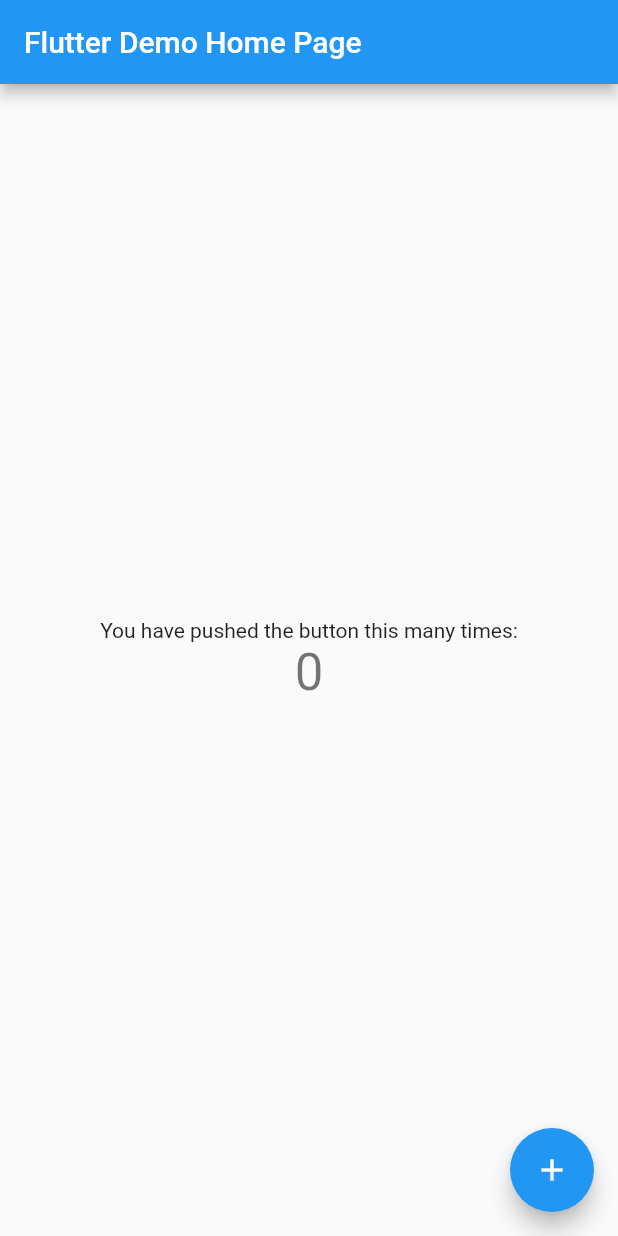
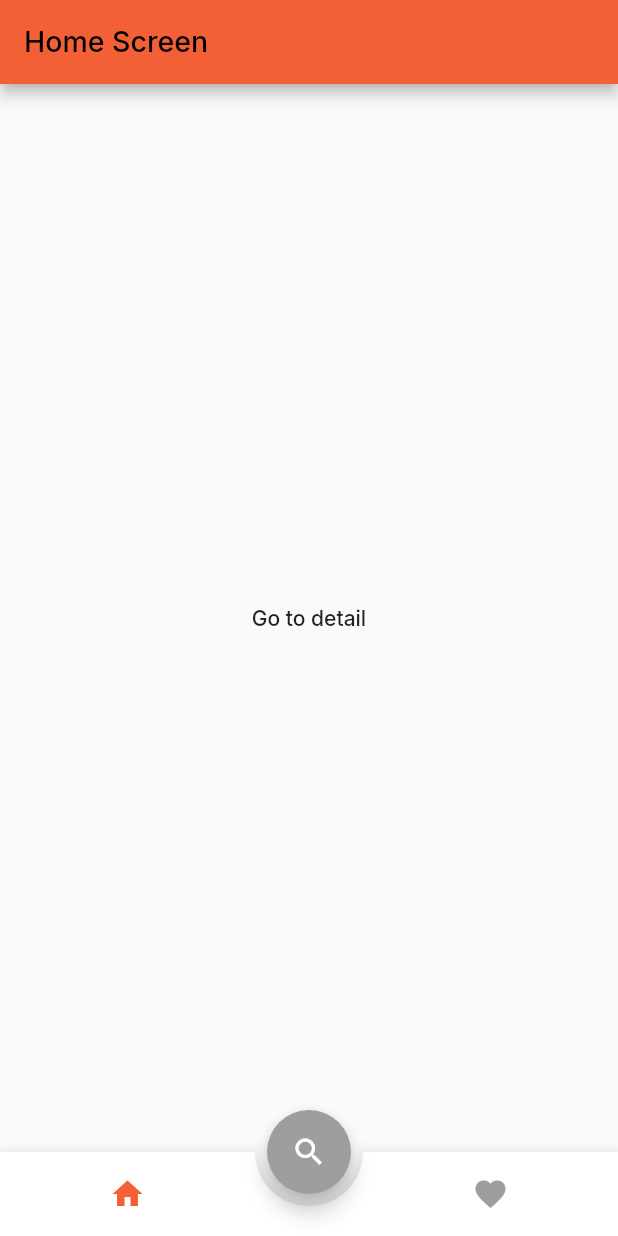
Before and after one commit to irfanzidniofficial/flutter_weabo_app, a Flutter app: the screen it shows after launch, on a phone screen of 412 x 824 dp. Run offline on Flutter 3.47's test engine with Material 2 defaults, Android fonts, the phone set to English and light mode, and no system bars; drawn by our look-alikes of animated_bottom_navigation_bar; our stand-ins replace google_fonts.

Commit message:
set theme and route

```diff
--- a/lib/main.dart
+++ b/lib/main.dart
@@ -1,4 +1,7 @@
 import 'package:flutter/material.dart';
+import 'package:flutter_weabo_app/presentation/detail_screen.dart';
+import 'package:flutter_weabo_app/presentation/main_screen.dart';
+import 'package:flutter_weabo_app/shared/style.dart';
 
 void main() {
   runApp(const MyApp());
@@ -7,109 +10,31 @@ void main() {
 class MyApp extends StatelessWidget {
   const MyApp({super.key});
 
-  // This widget is the root of your application.
   @override
   Widget build(BuildContext context) {
     return MaterialApp(
-      title: 'Flutter Demo',
+      title: 'Weabo App',
       theme: ThemeData(
-        // This is the theme of your application.
-        //
-        // Try running your application with "flutter run". You'll see the
-        // application has a blue toolbar. Then, without quitting the app, try
-        // changing the primarySwatch below to Colors.green and then invoke
-        // "hot reload" (press "r" in the console where you ran "flutter run",
-        // or simply save your changes to "hot reload" in a Flutter IDE).
-        // Notice that the counter didn't reset back to zero; the application
-        // is not restarted.
-        primarySwatch: Colors.blue,
+        colorScheme: Theme.of(context).colorScheme.copyWith(
+              primary: primaryColor,
+              onPrimary: Colors.black,
+              secondary: secondaryColor,
+              background: Colors.white,
+            ),
+        textTheme: myTextTheme,
       ),
-      home: const MyHomePage(title: 'Flutter Demo Home Page'),
+      home: const MainScreen(),
+      onGenerateRoute: (RouteSettings settings) {
+        final arguments = settings.arguments;
+
+        switch (settings.name) {
+          case "/":
+            return MaterialPageRoute(builder: (_) => const MainScreen());
+          case "/detail":
+            return MaterialPageRoute(builder: (_) => const DetailScreen());
+        }
+        return null;
+      },
     );
   }
 }
-
-class MyHomePage extends StatefulWidget {
-  const MyHomePage({super.key, required this.title});
-
-  // This widget is the home page of your application. It is stateful, meaning
-  // that it has a State object (defined below) that contains fields that affect
-  // how it looks.
-
-  // This class is the configuration for the state. It holds the values (in this
-  // case the title) provided by the parent (in this case the App widget) and
-  // used by the build method of the State. Fields in a Widget subclass are
-  // always marked "final".
-
-  final String title;
-
-  @override
-  State<MyHomePage> createState() => _MyHomePageState();
-}
-
-class _MyHomePageState extends State<MyHomePage> {
-  int _counter = 0;
-
-  void _incrementCounter() {
-    setState(() {
-      // This call to setState tells the Flutter framework that something has
-      // changed in this State, which causes it to rerun the build method below
-      // so that the display can reflect the updated values. If we changed
-      // _counter without calling setState(), then the build method would not be
-      // called again, and so nothing would appear to happen.
-      _counter++;
-    });
-  }
-
-  @override
-  Widget build(BuildContext context) {
-    // This method is rerun every time setState is called, for instance as done
-    // by the _incrementCounter method above.
-    //
-    // The Flutter framework has been optimized to make rerunning build methods
-    // fast, so that you can just rebuild anything that needs updating rather
-    // than having to individually change instances of widgets.
-    return Scaffold(
-      appBar: AppBar(
-        // Here we take the value from the MyHomePage object that was created by
-        // the App.build method, and use it to set our appbar title.
-        title: Text(widget.title),
-      ),
-      body: Center(
-        // Center is a layout widget. It takes a single child and positions it
-        // in the middle of the parent.
-        child: Column(
-          // Column is also a layout widget. It takes a list of children and
-          // arranges them vertically. By default, it sizes itself to fit its
-          // children horizontally, and tries to be as tall as its parent.
-          //
-          // Invoke "debug painting" (press "p" in the console, choose the
-          // "Toggle Debug Paint" action from the Flutter Inspector in Android
-          // Studio, or the "Toggle Debug Paint" command in Visual Studio Code)
-          // to see the wireframe for each widget.
-          //
-          // Column has various properties to control how it sizes itself and
-          // how it positions its children. Here we use mainAxisAlignment to
-          // center the children vertically; the main axis here is the vertical
-          // axis because Columns are vertical (the cross axis would be
-          // horizontal).
-          mainAxisAlignment: MainAxisAlignment.center,
-          children: <Widget>[
-            const Text(
-              'You have pushed the button this many times:',
-            ),
-            Text(
-              '$_counter',
-              style: Theme.of(context).textTheme.headline4,
-            ),
-          ],
-        ),
-      ),
-      floatingActionButton: FloatingActionButton(
-        onPressed: _incrementCounter,
-        tooltip: 'Increment',
-        child: const Icon(Icons.add),
-      ), // This trailing comma makes auto-formatting nicer for build methods.
-    );
-  }
-}
--- /dev/null
+++ b/lib/presentation/detail_screen.dart
@@ -0,0 +1,14 @@
+import 'package:flutter/material.dart';
+
+class DetailScreen extends StatelessWidget {
+  const DetailScreen({super.key});
+
+  @override
+  Widget build(BuildContext context) {
+    return Scaffold(
+      appBar: AppBar(
+        title: const Text("Detail Screen"),
+      ),
+    );
+  }
+}
--- /dev/null
+++ b/lib/presentation/favorite_screen.dart
@@ -0,0 +1,14 @@
+import 'package:flutter/material.dart';
+
+class FavoriteScreen extends StatelessWidget {
+  const FavoriteScreen({super.key});
+
+  @override
+  Widget build(BuildContext context) {
+    return Scaffold(
+      appBar: AppBar(
+        title: const Text("Favorite Screen"),
+      ),
+    );
+  }
+}
--- /dev/null
+++ b/lib/presentation/home_screen.dart
@@ -0,0 +1,22 @@
+import 'package:flutter/material.dart';
+
+class HomeScreen extends StatelessWidget {
+  const HomeScreen({super.key});
+
+  @override
+  Widget build(BuildContext context) {
+    return Scaffold(
+      appBar: AppBar(
+        title: const Text("Home Screen"),
+      ),
+      body: Center(
+        child: MaterialButton(
+          child: const Text("Go to detail"),
+          onPressed: () {
+            Navigator.of(context).pushNamed('/detail');
+          },
+        ),
+      ),
+    );
+  }
+}
--- /dev/null
+++ b/lib/presentation/main_screen.dart
@@ -0,0 +1,43 @@
+import 'package:animated_bottom_navigation_bar/animated_bottom_navigation_bar.dart';
+import 'package:flutter/material.dart';
+import 'package:flutter_weabo_app/presentation/favorite_screen.dart';
+import 'package:flutter_weabo_app/presentation/home_screen.dart';
+import 'package:flutter_weabo_app/shared/style.dart';
+
+class MainScreen extends StatefulWidget {
+  const MainScreen({super.key});
+
+  @override
+  State<MainScreen> createState() => _MainScreenState();
+}
+
+class _MainScreenState extends State<MainScreen> {
+  final List<IconData> bottomNavIcons = [Icons.home, Icons.favorite];
+  int activeIndex = 0;
+
+  @override
+  Widget build(BuildContext context) {
+    return Scaffold(
+      floatingActionButton: FloatingActionButton(
+        backgroundColor: Colors.grey,
+        onPressed: () {},
+        child: const Icon(Icons.search),
+      ),
+      body: activeIndex == 0 ? const HomeScreen() : const FavoriteScreen(),
+      floatingActionButtonLocation: FloatingActionButtonLocation.centerDocked,
+      bottomNavigationBar: AnimatedBottomNavigationBar(
+        gapLocation: GapLocation.center,
+        notchSmoothness: NotchSmoothness.softEdge,
+        icons: bottomNavIcons,
+        activeIndex: activeIndex,
+        onTap: (int index) {
+          setState(() {
+            activeIndex = index;
+          });
+        },
+        activeColor: primaryColor,
+        inactiveColor: Colors.grey,
+      ),
+    );
+  }
+}
--- /dev/null
+++ b/lib/presentation/search_screen.dart
@@ -0,0 +1,14 @@
+import 'package:flutter/material.dart';
+
+class SearchScreen extends StatelessWidget {
+  const SearchScreen({super.key});
+
+  @override
+  Widget build(BuildContext context) {
+    return Scaffold(
+      appBar: AppBar(
+        title: const Text("Home"),
+      ),
+    );
+  }
+}
--- /dev/null
+++ b/lib/shared/style.dart
@@ -0,0 +1,62 @@
+import 'package:flutter/material.dart';
+import 'package:google_fonts/google_fonts.dart';
+
+const Color primaryColor = Color(0xFFF46036);
+const Color secondaryColor = Color(0XFF27386D);
+const Color grayColor = Color(0XFF909399);
+const Color blackColor = Color(0xFF000000);
+const Color whiteColor = Color(0xFFFFFFFF);
+final TextTheme myTextTheme = TextTheme(
+  headline1: GoogleFonts.inter(
+    fontSize: 92,
+    fontWeight: FontWeight.w300,
+  ),
+  headline2: GoogleFonts.inter(
+    fontSize: 57,
+    fontWeight: FontWeight.w300,
+  ),
+  headline3: GoogleFonts.inter(
+    fontSize: 46,
+    fontWeight: FontWeight.w400,
+  ),
+  headline4: GoogleFonts.inter(
+    fontSize: 32,
+    fontWeight: FontWeight.w400,
+  ),
+  headline5: GoogleFonts.inter(
+    fontSize: 23,
+    fontWeight: FontWeight.w400,
+  ),
+  headline6: GoogleFonts.inter(
+    fontSize: 19,
+    fontWeight: FontWeight.w500,
+  ),
+  subtitle1: GoogleFonts.inter(
+    fontSize: 15,
+    fontWeight: FontWeight.w400,
+  ),
+  subtitle2: GoogleFonts.inter(
+    fontSize: 13,
+    fontWeight: FontWeight.w500,
+  ),
+  bodyText1: GoogleFonts.inter(
+    fontSize: 16,
+    fontWeight: FontWeight.w400,
+  ),
+  bodyText2: GoogleFonts.inter(
+    fontSize: 14,
+    fontWeight: FontWeight.w400,
+  ),
+  button: GoogleFonts.inter(
+    fontSize: 14,
+    fontWeight: FontWeight.w500,
+  ),
+  caption: GoogleFonts.inter(
+    fontSize: 12,
+    fontWeight: FontWeight.w400,
+  ),
+  overline: GoogleFonts.inter(
+    fontSize: 10,
+    fontWeight: FontWeight.w400,
+  ),
+);
```
Also changed, not shown: pubspec.yaml (+7 -4 lines), pubspec.lock.
